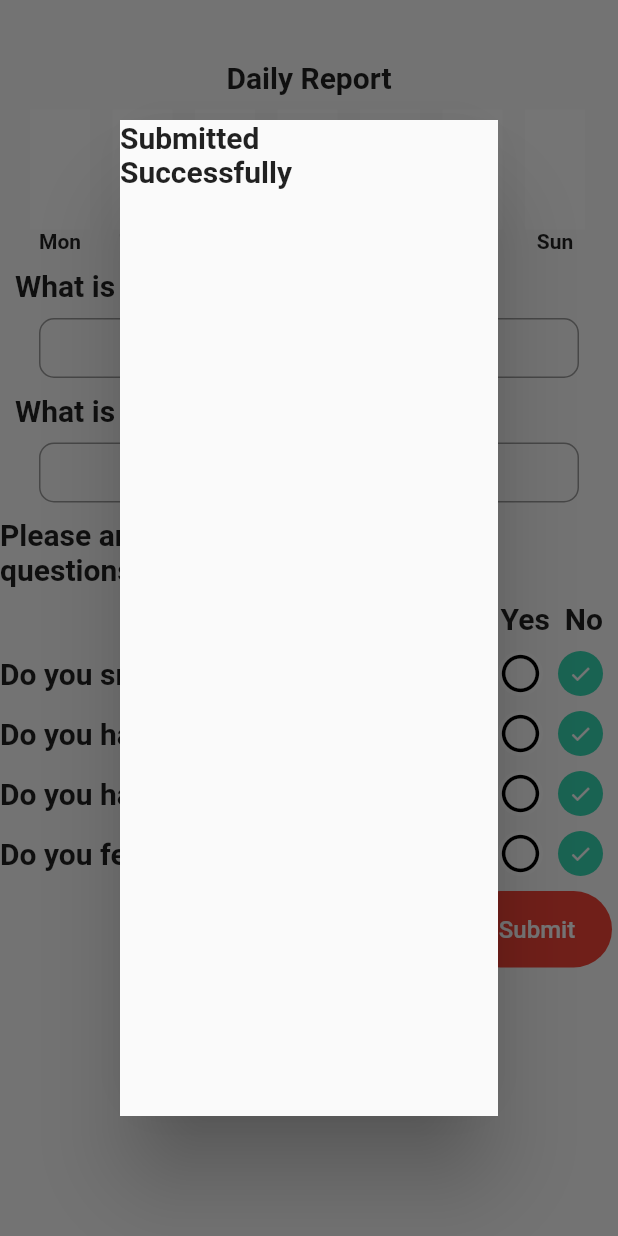
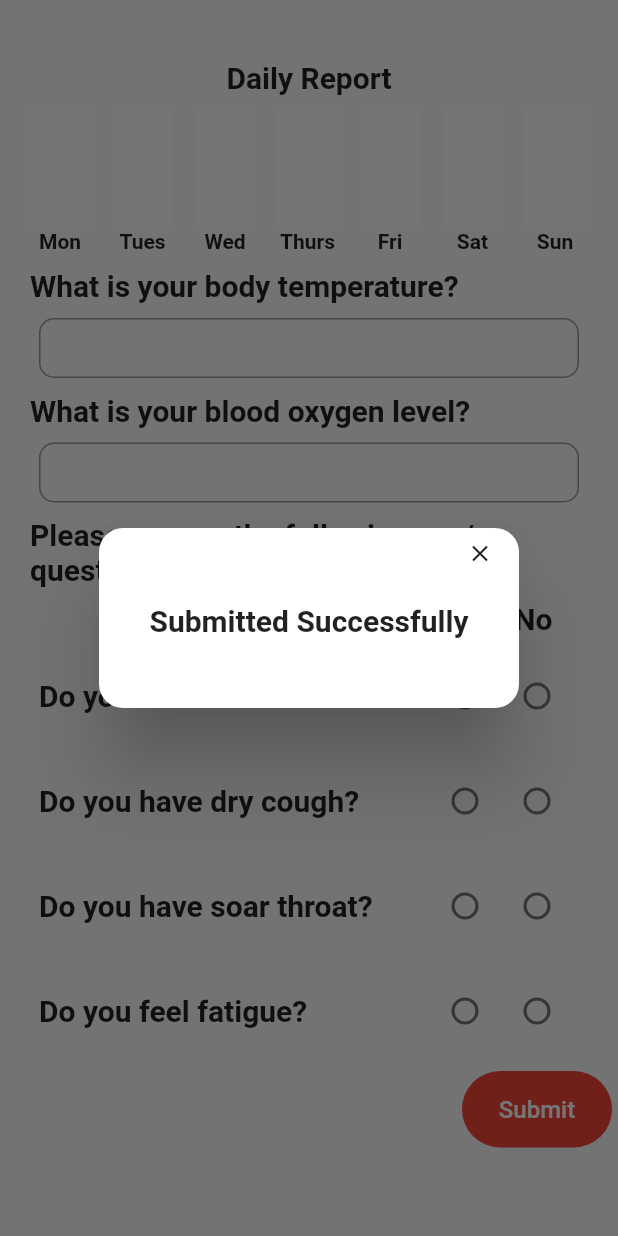
Before and after one commit to devenderbutani21/coronaVirusHomeChckup, a Flutter app: the QuestionnaireScreen screen opened directly, after a tap on "Submit", on a phone screen of 412 x 824 dp. Run offline on Flutter 3.47's test engine with Material 2 defaults, Android fonts, the phone set to English and light mode, and no system bars; Roboto replaces fonts that are missing (Arial).

Commit message:
Dialog Box Changes

```diff
--- a/lib/main.dart
+++ b/lib/main.dart
@@ -17,8 +17,8 @@ class MyApp extends StatelessWidget {
       theme: ThemeData(
         visualDensity: VisualDensity.adaptivePlatformDensity,
       ),
-      // home: QuestionnaireScreen(),
-      home: RadioButton(),
+      home: QuestionnaireScreen(),
+      // home: RadioButton(),
     );
   }
 }
--- a/lib/screens/questionnaire_screen.dart
+++ b/lib/screens/questionnaire_screen.dart
@@ -58,7 +58,7 @@ class _QuestionnaireScreenState extends State<QuestionnaireScreen> {
             ),
             Container(
               margin: EdgeInsets.only(
-                left: 10,
+                left: 20,
               ),
               child: Row(
                 children: [
@@ -82,7 +82,7 @@ class _QuestionnaireScreenState extends State<QuestionnaireScreen> {
             ),
             Container(
               margin: EdgeInsets.only(
-                left: 10,
+                left: 20,
               ),
               child: Row(
                 children: [
@@ -104,17 +104,21 @@ class _QuestionnaireScreenState extends State<QuestionnaireScreen> {
             SizedBox(
               height: 10,
             ),
-            TextWidget('Please answer the following yes/no questions:'),
+            Container(
+              padding: EdgeInsets.only(
+                left: 20.0,
+                right: 20.0,
+              ),
+              child:
+                  TextWidget('Please answer the following yes/no questions:'),
+            ),
             SizedBox(
               height: 10,
             ),
             Row(
               children: <Widget>[
-                Expanded(
-                  flex: 1,
-                  child: SizedBox(
-                    width: 50,
-                  ),
+                SizedBox(
+                  width: 300,
                 ),
                 TextWidget('Yes'),
                 SizedBox(
@@ -129,7 +133,12 @@ class _QuestionnaireScreenState extends State<QuestionnaireScreen> {
             SizedBox(
               height: 10,
             ),
-            for (var ques in arr) QuestionYesNo(ques, false, false),
+            for (var ques in arr)
+              Container(
+                height: 70,
+                width: 360,
+                child: QuestionYesNo(ques),
+              ),
             Row(
               children: [
                 SizedBox(
@@ -155,10 +164,9 @@ class _QuestionnaireScreenState extends State<QuestionnaireScreen> {
                       showDialog(
                         context: context,
                         child: Dialog(
-                          insetPadding: EdgeInsets.all(80),
+                          insetPadding: EdgeInsets.all(32),
                           shape: RoundedRectangleBorder(
-                            borderRadius: BorderRadius.circular(
-                                32),
+                            borderRadius: BorderRadius.circular(16),
                           ),
                           child: SubmittedScreen(),
                         ),
--- a/lib/screens/submitted_screen.dart
+++ b/lib/screens/submitted_screen.dart
@@ -5,15 +5,31 @@ import '../widgets/text_widget.dart';
 class SubmittedScreen extends StatelessWidget {
   @override
   Widget build(BuildContext context) {
-    return Scaffold(
-      body: Container(
-        height: 60,
-        width: 200,
-        child: Column(
-          children: <Widget>[
-            TextWidget('Submitted Successfully'),
-          ],
-        ),
+    return Container(
+      height: 120,
+      width: 200,
+      child: Column(
+        children: <Widget>[
+          Container(
+            height: 30,
+            child: Row(
+              children: <Widget>[
+                SizedBox(
+                  width: 230,
+                ),
+                IconButton(
+                  iconSize: 18,
+                  icon: Icon(Icons.close),
+                  onPressed: () {
+                    Navigator.pop(context);
+                  },
+                ),
+              ],
+            ),
+          ),
+          SizedBox(height: 20,),
+          TextWidget('Submitted Successfully'),
+        ],
       ),
     );
   }
--- a/lib/widgets/questionyesno_widget.dart
+++ b/lib/widgets/questionyesno_widget.dart
@@ -1,14 +1,12 @@
 import 'package:flutter/material.dart';
 
 import 'text_widget.dart';
-import 'roundCheckboxButton.dart';
+import 'radioButton_widget.dart';
 
 class QuestionYesNo extends StatefulWidget {
   String _text;
-  bool _yesNo;
-  bool _yesvalue;
 
-  QuestionYesNo(this._text,this._yesvalue, this._yesNo);
+  QuestionYesNo(this._text);
 
   @override
   _QuestionYesNoState createState() => _QuestionYesNoState();
@@ -17,28 +15,26 @@ class QuestionYesNo extends StatefulWidget {
 class _QuestionYesNoState extends State<QuestionYesNo> {
   @override
   Widget build(BuildContext context) {
-    return Column(
+    return Container(
+      height: 60,
+      width: 300,
+      child: Column(
         children: [
           Row(
+            mainAxisSize: MainAxisSize.min,
             children: <Widget>[
               Expanded(
                 flex: 1,
                 child: TextWidget(widget._text),
               ),
-            RoundCheckboxButton(widget._yesNo),
-            SizedBox(
-              width: 10,
-            ),
-            RoundCheckboxButton(!widget._yesNo),
-            SizedBox(
-              width: 10,
-            ),
+              RadioButton(),
             ],
           ),
           SizedBox(
             height: 10,
           ),
         ],
+      ),
     );
   }
 }
--- a/lib/widgets/radioButton_widget.dart
+++ b/lib/widgets/radioButton_widget.dart
@@ -6,13 +6,13 @@ class RadioButton extends StatefulWidget {
 }
 
 class _RadioButtonState extends State<RadioButton> {
-
-  bool yesOrNo = true;
+  bool yesOrNo;
 
   @override
   Widget build(BuildContext context) {
-    return Scaffold(
-      body: Center(
+    return Container(
+      height: 60,
+      width: 100,
       child: Row(
         children: [
           Radio(
@@ -37,7 +37,6 @@ class _RadioButtonState extends State<RadioButton> {
           ),
         ],
       ),
-      ),
     );
   }
 }
```
Lines whose indentation alone changed are shown as unchanged.
